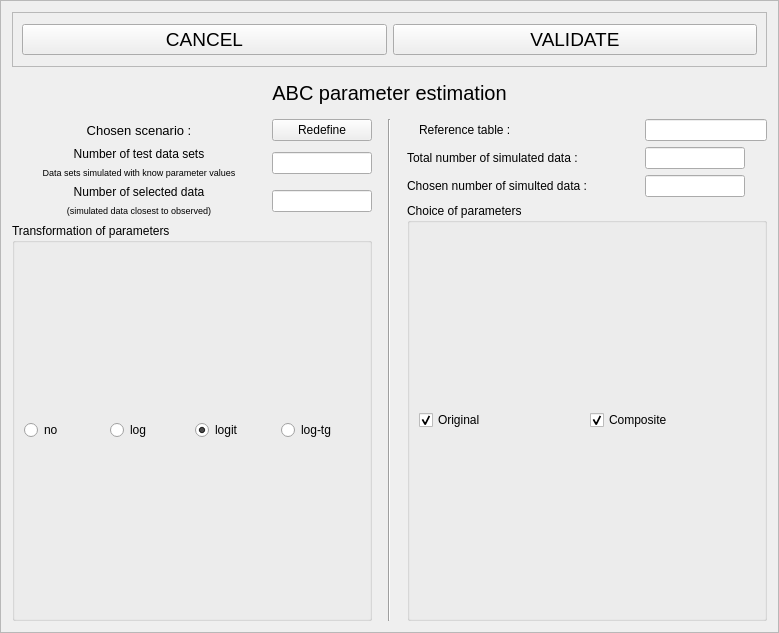
Above: python_interface/uis/estimation.ui from cbgp/diyabc before the change. Below: the same form after it.
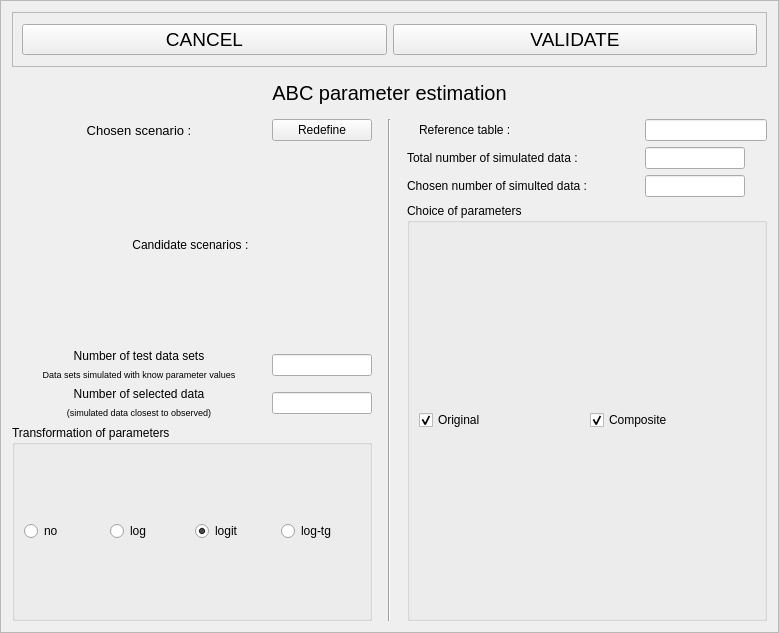
That is the form after the change.

Commit message: estimation adapté à bias et evaluate

Diff of the .ui file:
```diff
--- a/python_interface/uis/estimation.ui
+++ b/python_interface/uis/estimation.ui
@@ -176,6 +176,20 @@
          </item>
         </layout>
        </item>
+       <item>
+        <layout class="QHBoxLayout" name="horizontalLayout_6">
+         <item>
+          <widget class="QLabel" name="candidateLabel">
+           <property name="text">
+            <string>Candidate scenarios : </string>
+           </property>
+           <property name="alignment">
+            <set>Qt::AlignCenter</set>
+           </property>
+          </widget>
+         </item>
+        </layout>
+       </item>
        <item>
         <layout class="QHBoxLayout" name="horizontalLayout_5">
          <item>
```
The commit also changes 2 other files.
